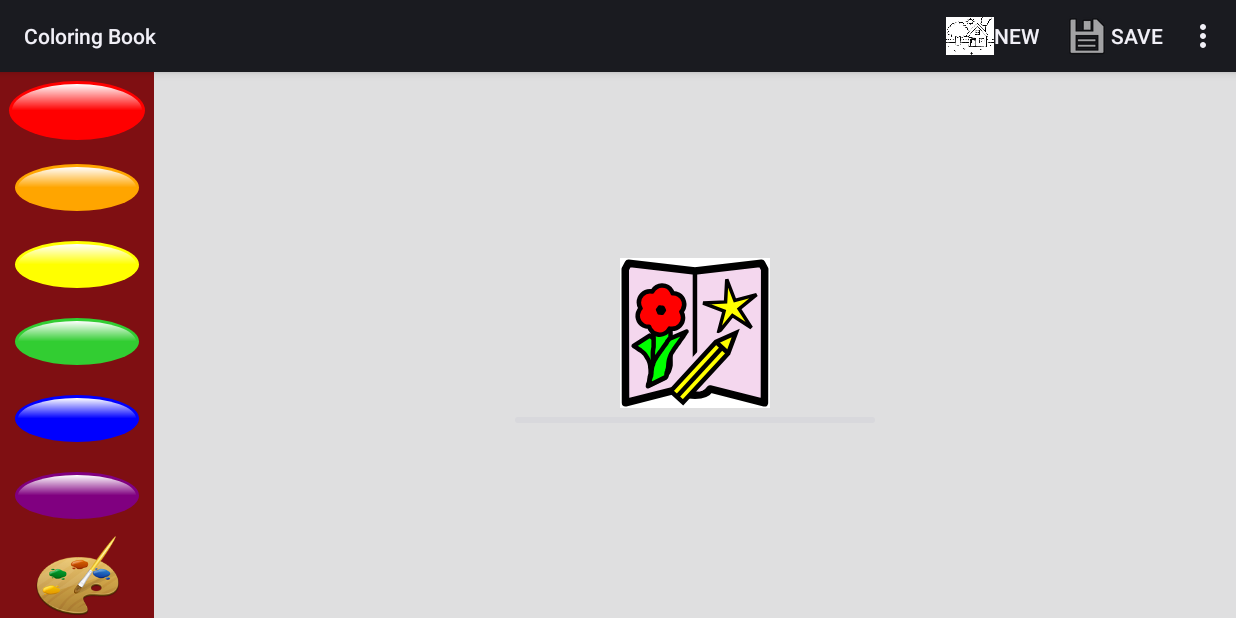
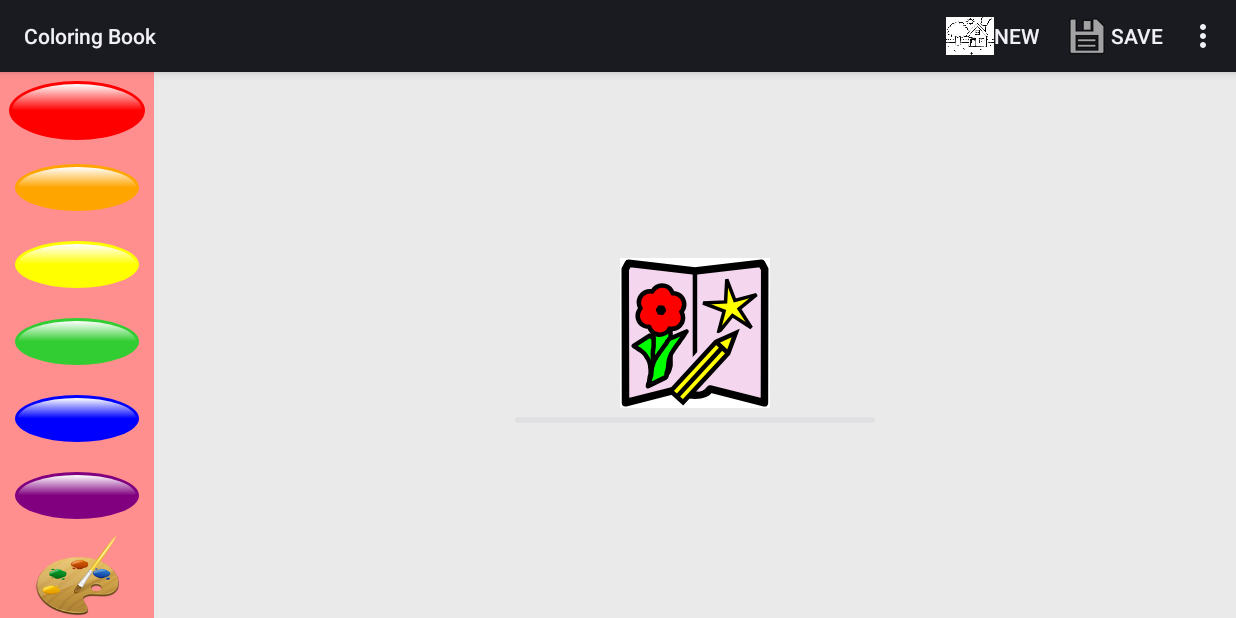
Before and after one commit to androidsoft-org/androidsoft-coloring, an Android app: the PaintActivity screen opened directly, with no data from a screen before it, on a phone screen of 824 x 412 dp (held sideways). Run offline under Robolectric (Android 15) with nearby library versions, the phone set to English and light mode, and no system bars; 3 statements that could not run were skipped.

Commit message:
layout xml

```diff
--- a/src/main/res/layout/paint.xml
+++ b/src/main/res/layout/paint.xml
@@ -17,9 +17,10 @@
 <LinearLayout xmlns:android="http://schemas.android.com/apk/res/android"
     xmlns:coloring="http://schemas.android.com/apk/res-auto"
     xmlns:tools="http://schemas.android.com/tools"
-    android:orientation="horizontal"
     android:layout_width="fill_parent"
-    android:layout_height="fill_parent" >
+    android:layout_height="fill_parent"
+    android:background="#FFFFFF"
+    android:orientation="horizontal">
 
     <LinearLayout
         android:id="@+id/color_buttons_container"
@@ -58,11 +59,12 @@
             android:layout_height="wrap_content"
             coloring:color="#800080"/>
 
-        <ImageView android:id="@+id/pick_color_button"
-                android:src="@drawable/palette"
-                android:layout_width="fill_parent"
-                android:layout_height="wrap_content"
-                android:layout_gravity="center" />
+        <ImageView
+            android:id="@+id/pick_color_button"
+            android:layout_width="fill_parent"
+            android:layout_height="wrap_content"
+            android:layout_gravity="center"
+            android:src="@drawable/palette" />
 
     </LinearLayout>
 
```
